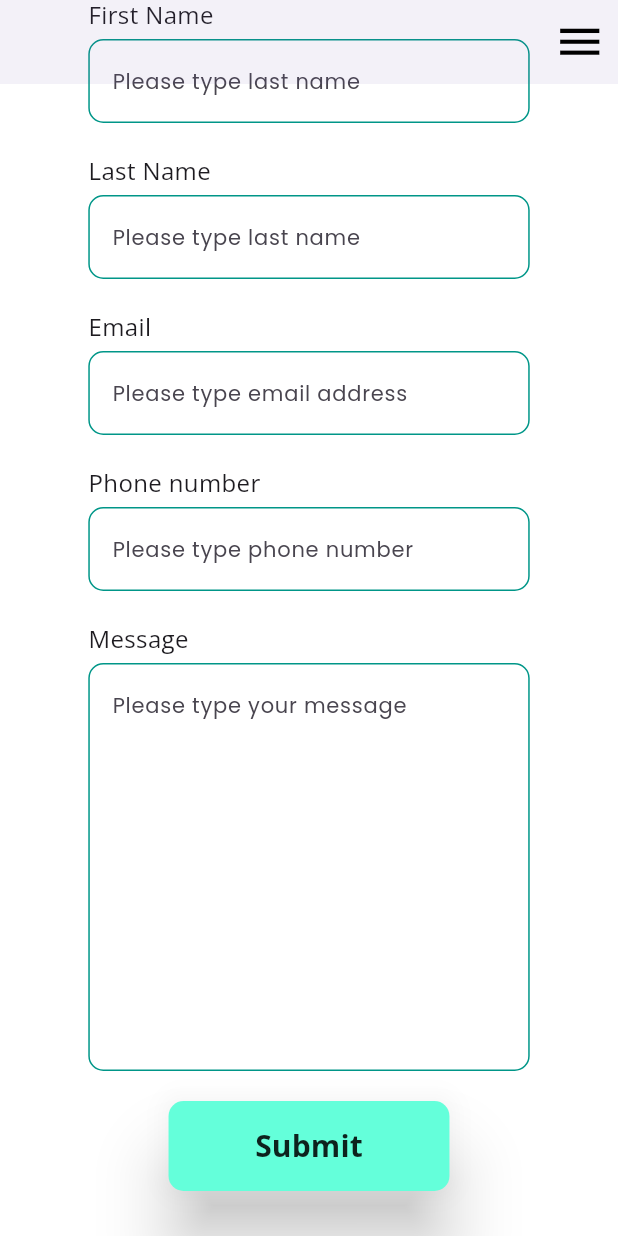
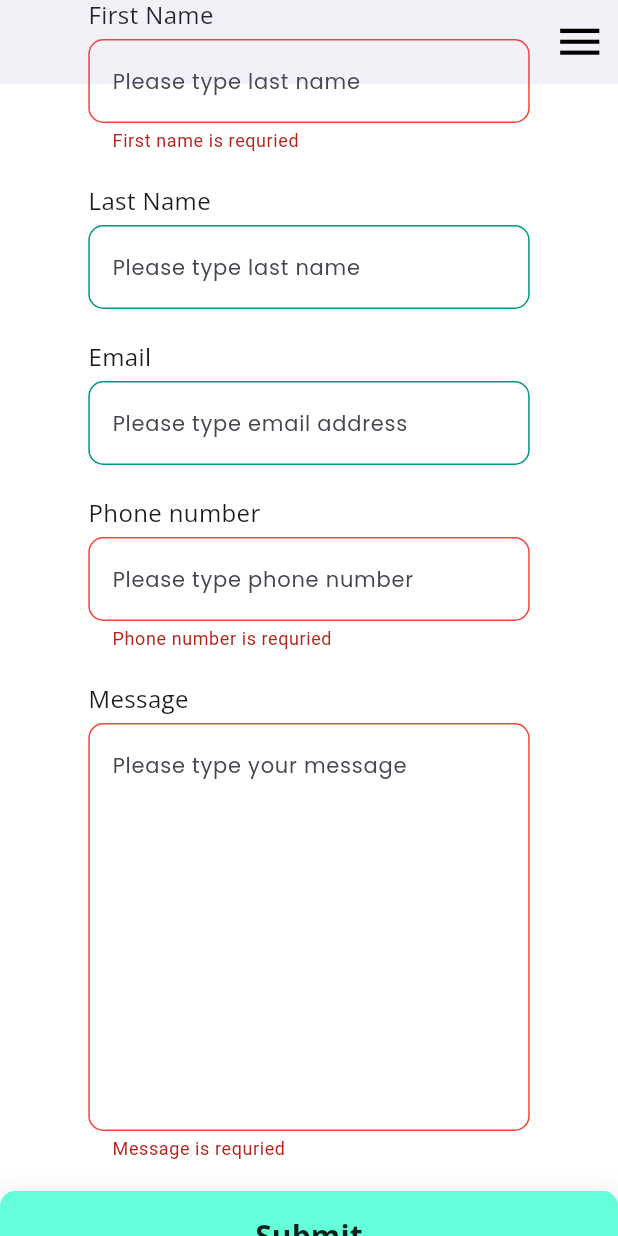
Before and after one commit to Naman2004singh/Portfolio, a Flutter app: the screen it shows after launch, scrolled down 2041 dp, after a tap on "Submit", on a phone screen of 412 x 824 dp. Run offline on Flutter 3.47's test engine with Material 3 defaults, Android fonts, the phone set to English and light mode, and no system bars; our stand-ins replace cloud_firestore, firebase_core, font_awesome_flutter, google_fonts, logger, url_strategy; accounts and stored records are empty.

Commit message:
Update the contact section for th emobile screen

```diff
--- a/lib/mobile/home/contactMeMobile.dart
+++ b/lib/mobile/home/contactMeMobile.dart
@@ -1,15 +1,27 @@
 import 'package:flutter/material.dart';
+import 'package:portfolio/add_data_to_fire.dart';
 import 'package:portfolio/components.dart';
 import 'package:portfolio/utilsWeb/buttons.dart';
 import 'package:portfolio/utilsWeb/textField.dart';
+import 'package:logger/logger.dart';
 
 class Contactmemobile extends StatelessWidget {
   final screeenWidthMobile;
-  const Contactmemobile({super.key, required this.screeenWidthMobile});
+  Contactmemobile({super.key, required this.screeenWidthMobile});
+
+  final TextEditingController firstNameController = TextEditingController();
+  final TextEditingController lastNameController = TextEditingController();
+  final TextEditingController emaliNameController = TextEditingController();
+  final TextEditingController phoneController = TextEditingController();
+  final TextEditingController messageController = TextEditingController();
+  var logger = Logger();
+  final formKey = GlobalKey<FormState>();
 
   @override
   Widget build(BuildContext context) {
-    return Column(
+    return Form(
+      key: formKey,
+      child: Column(
         mainAxisAlignment: MainAxisAlignment.center,
         crossAxisAlignment: CrossAxisAlignment.center,
         children: [
@@ -17,6 +29,12 @@ class Contactmemobile extends StatelessWidget {
           Textfield(
               hintLabel: "First Name",
               hintText: "Please type last name",
+              controller: firstNameController,
+              validators: (text) {
+                if (text.toString().isEmpty) {
+                  return "First name is requried";
+                }
+              },
               width: screeenWidthMobile / 1.4),
           SizedBox(
             height: 20.0,
@@ -24,6 +42,7 @@ class Contactmemobile extends StatelessWidget {
           Textfield(
               hintLabel: "Last Name",
               hintText: "Please type last name",
+              controller: lastNameController,
               width: screeenWidthMobile / 1.4),
           SizedBox(
             height: 20.0,
@@ -31,6 +50,13 @@ class Contactmemobile extends StatelessWidget {
           Textfield(
               hintLabel: "Email",
               hintText: "Please type email address",
+              validators: (text) {
+                if (RegExp("\\bnaman\\b", caseSensitive: false)
+                    .hasMatch(text.toString())) {
+                  return "Match found";
+                }
+              },
+              controller: emaliNameController,
               width: screeenWidthMobile / 1.4),
           SizedBox(
             height: 20.0,
@@ -38,6 +64,12 @@ class Contactmemobile extends StatelessWidget {
           Textfield(
               hintLabel: "Phone number",
               hintText: "Please type phone number",
+              controller: phoneController,
+              validators: (text) {
+                if (text.toString().isEmpty) {
+                  return "Phone number is requried";
+                }
+              },
               width: screeenWidthMobile / 1.4),
           SizedBox(
             height: 20.0,
@@ -45,15 +77,43 @@ class Contactmemobile extends StatelessWidget {
           Textfield(
             hintLabel: "Message",
             hintText: "Please type your message",
+            validators: (text) {
+              if (text.toString().isEmpty) {
+                return "Message is requried";
+              }
+            },
+            controller: messageController,
             width: screeenWidthMobile / 1.4,
             maxlines: 10,
           ),
           SizedBox(
             height: 20.0,
           ),
-        Materialbutton(
-            buttonHeight: 60.0, minButtonWidth: screeenWidthMobile / 2.2),
+          MaterialButton(
+            onPressed: () async {
+              logger.d(firstNameController.text.toString());
+              final addData = AddDataToFire();
+              if (formKey.currentState!.validate()) {
+                await addData.addResponse(
+                    firstNameController.text,
+                    lastNameController.text,
+                    emaliNameController.text,
+                    phoneController.text,
+                    messageController.text);
+                formKey.currentState!.reset();
+                dialogError(context);
+              }
+            },
+            elevation: 20.0,
+            shape: RoundedRectangleBorder(
+                borderRadius: BorderRadius.circular(10.0)),
+            height: 60,
+            minWidth: screeenWidthMobile / 2.2,
+            color: Colors.tealAccent,
+            child: Center(child: SansBold("Submit", 20)),
+          ),
         ],
+      ),
     );
   }
 }
--- a/lib/web/home/ContactMe.dart
+++ b/lib/web/home/ContactMe.dart
@@ -114,7 +114,7 @@ class Contactme extends StatelessWidget {
               height: 60,
               minWidth: 160,
               color: Colors.tealAccent,
-              child: SansBold("Submit", 20),
+              child: Center(child: SansBold("Submit", 20)),
             ),
             SizedBox(
               height: 20.0,
```
Lines whose indentation alone changed are shown as unchanged.
